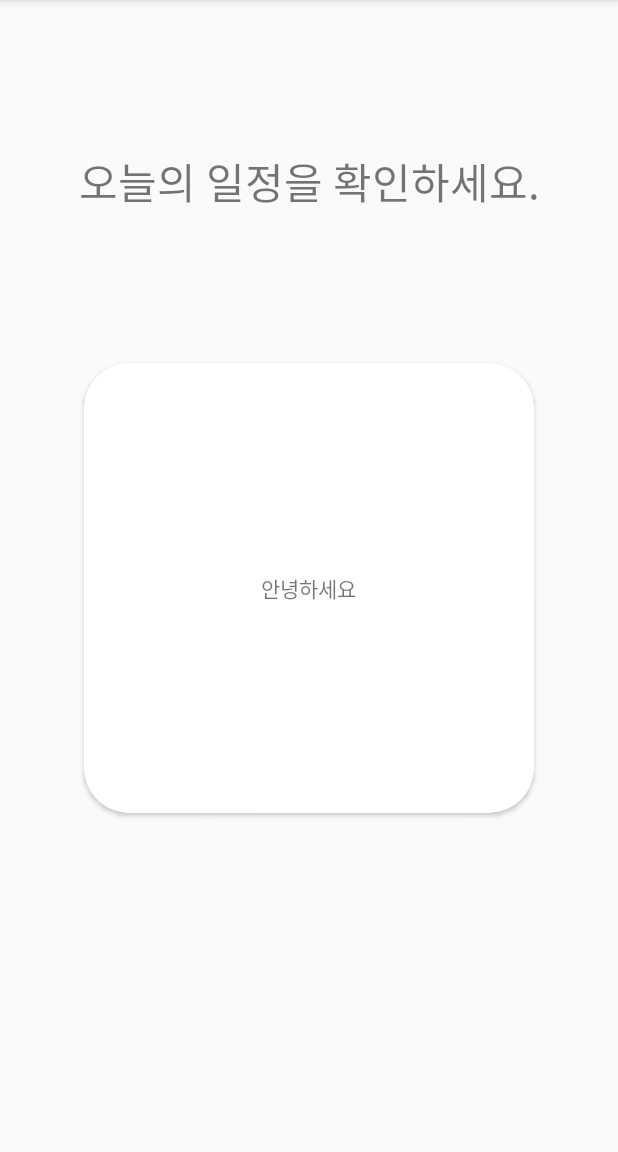
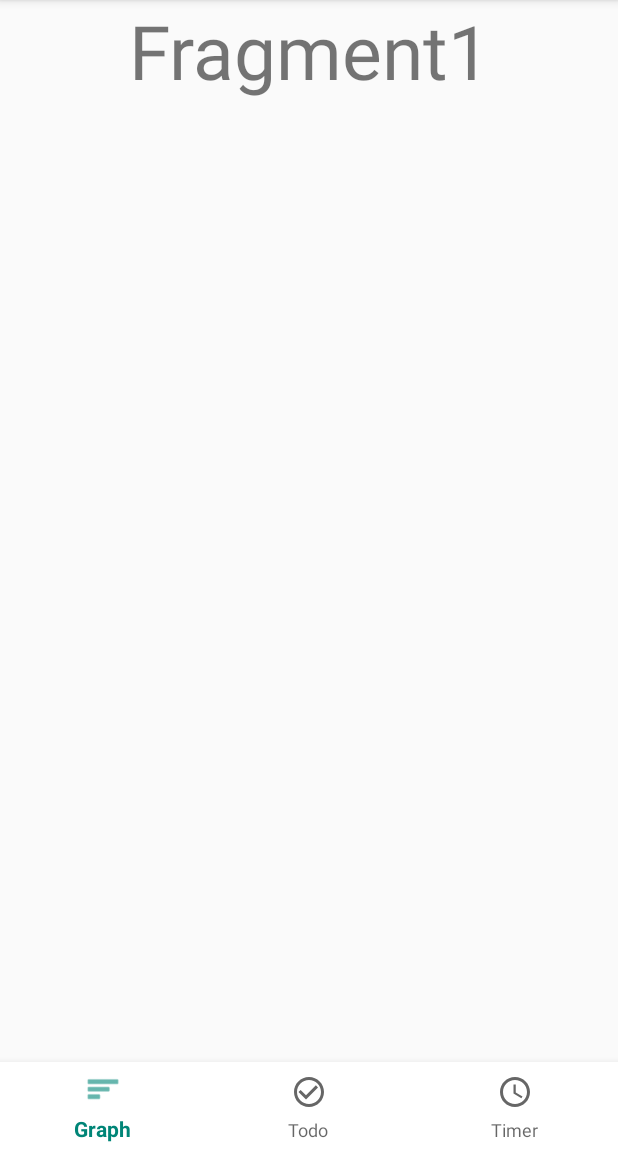
Before and after one commit to yujinkim0819/SagakSagak_Todo, an Android app: the screen it shows after launch (MainActivity), on a phone screen of 412 x 824 dp, the part 84-1236 px from its top. Run offline under Robolectric (Android 15) with nearby library versions, the phone set to English and light mode, and no system bars.

Commit message:
serin_fragment구현

```diff
--- a/app/build.gradle
+++ b/app/build.gradle
@@ -20,9 +20,15 @@ android {
 }
 
 dependencies {
+    implementation 'com.google.android.material:material:1.0.0'
+
+    implementation "androidx.cardview:cardview:1.0.0"
+    implementation "androidx.viewpager2:viewpager2:1.0.0"
     implementation fileTree(dir: 'libs', include: ['*.jar'])
     implementation 'androidx.appcompat:appcompat:1.3.1'
     implementation 'androidx.constraintlayout:constraintlayout:2.1.0'
+    implementation 'androidx.cardview:cardview:1.0.0'
+    implementation 'androidx.coordinatorlayout:coordinatorlayout:1.1.0'
     testImplementation 'junit:junit:4.12'
     androidTestImplementation 'androidx.test.ext:junit:1.1.3'
     androidTestImplementation 'androidx.test.espresso:espresso-core:3.4.0'
--- /dev/null
+++ b/app/src/main/java/com/cookandroid/sagaksagaktodo/GraphActivity.java
@@ -0,0 +1,19 @@
+package com.cookandroid.sagaksagaktodo;
+
+import android.os.Bundle;
+import android.view.LayoutInflater;
+import android.view.View;
+import android.view.ViewGroup;
+
+import androidx.annotation.NonNull;
+import androidx.annotation.Nullable;
+import androidx.fragment.app.Fragment;
+
+public class GraphActivity extends Fragment {
+    @Nullable
+    @Override
+    public View onCreateView(@NonNull LayoutInflater inflater, @Nullable ViewGroup container, @Nullable Bundle savedInstanceState){
+        View v = inflater.inflate(R.layout.activity_graph, container, false);
+        return v;
+    }
+}
--- a/app/src/main/java/com/cookandroid/sagaksagaktodo/MainActivity.java
+++ b/app/src/main/java/com/cookandroid/sagaksagaktodo/MainActivity.java
@@ -1,14 +1,40 @@
 package com.cookandroid.sagaksagaktodo;
 
+import android.os.Bundle;
+import android.view.MenuItem;
+
+import androidx.annotation.NonNull;
 import androidx.appcompat.app.AppCompatActivity;
 
-import android.os.Bundle;
+import com.google.android.material.bottomnavigation.BottomNavigationView;
+
 
 public class MainActivity extends AppCompatActivity {
+    private static final String TAG = "Main_Activity";
+    private BottomNavigationView mBottomNavigationView;
 
     @Override
     protected void onCreate(Bundle savedInstanceState) {
         super.onCreate(savedInstanceState);
         setContentView(R.layout.activity_main);
+
+        mBottomNavigationView = findViewById(R.id.bottom_navigation);
+
+        getSupportFragmentManager().beginTransaction().add(R.id.frame_container, new GraphActivity()).commit();
+
+        mBottomNavigationView.setOnNavigationItemSelectedListener(new BottomNavigationView.OnNavigationItemSelectedListener() {
+            @Override
+            public boolean onNavigationItemSelected(@NonNull MenuItem item) {
+                switch(item.getItemId()){
+                    case R.id.nav_graph :
+                        getSupportFragmentManager().beginTransaction().replace(R.id.frame_container, new GraphActivity()).commit(); break;
+                    case R.id.nav_timer :
+                        getSupportFragmentManager().beginTransaction().replace(R.id.frame_container, new TimerActivity()).commit(); break;
+                    case R.id.nav_todo :
+                        getSupportFragmentManager().beginTransaction().replace(R.id.frame_container, new TodoActivity()).commit(); break;
+                }
+                return true;
+            }
+        });
     }
 }
--- /dev/null
+++ b/app/src/main/res/drawable/ic_check_todo.xml
@@ -0,0 +1,10 @@
+<vector xmlns:android="http://schemas.android.com/apk/res/android"
+    android:width="24dp"
+    android:height="24dp"
+    android:viewportWidth="24"
+    android:viewportHeight="24"
+    android:tint="?attr/colorControlNormal">
+  <path
+      android:fillColor="@android:color/white"
+      android:pathData="M16.59,7.58L10,14.17l-3.59,-3.58L5,12l5,5 8,-8zM12,2C6.48,2 2,6.48 2,12s4.48,10 10,10 10,-4.48 10,-10S17.52,2 12,2zM12,20c-4.42,0 -8,-3.58 -8,-8s3.58,-8 8,-8 8,3.58 8,8 -3.58,8 -8,8z"/>
+</vector>
--- /dev/null
+++ b/app/src/main/res/drawable/ic_timer.xml
@@ -0,0 +1,13 @@
+<vector xmlns:android="http://schemas.android.com/apk/res/android"
+    android:width="24dp"
+    android:height="24dp"
+    android:viewportWidth="24"
+    android:viewportHeight="24"
+    android:tint="?attr/colorControlNormal">
+  <path
+      android:fillColor="@android:color/white"
+      android:pathData="M11.99,2C6.47,2 2,6.48 2,12s4.47,10 9.99,10C17.52,22 22,17.52 22,12S17.52,2 11.99,2zM12,20c-4.42,0 -8,-3.58 -8,-8s3.58,-8 8,-8 8,3.58 8,8 -3.58,8 -8,8z"/>
+  <path
+      android:fillColor="@android:color/white"
+      android:pathData="M12.5,7H11v6l5.25,3.15 0.75,-1.23 -4.5,-2.67z"/>
+</vector>
--- /dev/null
+++ b/app/src/main/res/layout/activity_graph.xml
@@ -0,0 +1,21 @@
+<?xml version="1.0" encoding="utf-8"?>
+<androidx.constraintlayout.widget.ConstraintLayout
+    xmlns:android="http://schemas.android.com/apk/res/android"
+    xmlns:app="http://schemas.android.com/apk/res-auto"
+    xmlns:tools="http://schemas.android.com/tools"
+    android:layout_width="match_parent"
+    android:layout_height="match_parent">
+
+    <TextView
+        android:layout_width="wrap_content"
+        android:layout_height="wrap_content"
+        android:id="@+id/textView1"
+        android:text="Fragment1"
+        android:textSize="50sp"
+        app:layout_constraintBaseline_toBottomOf="parent"
+        app:layout_constraintEnd_toEndOf="parent"
+        app:layout_constraintStart_toStartOf="parent"
+        app:layout_constraintTop_toTopOf="parent"
+        />
+
+</androidx.constraintlayout.widget.ConstraintLayout>
--- a/app/src/main/res/layout/activity_main.xml
+++ b/app/src/main/res/layout/activity_main.xml
@@ -1,35 +1,27 @@
 <?xml version="1.0" encoding="utf-8"?>
-<LinearLayout
+
+<RelativeLayout
     xmlns:android="http://schemas.android.com/apk/res/android"
+    xmlns:app="http://schemas.android.com/apk/res-auto"
     xmlns:tools="http://schemas.android.com/tools"
     android:layout_width="match_parent"
     android:layout_height="match_parent"
-    xmlns:card_view="http://schemas.android.com/apk/res-auto"
-    android:orientation="vertical">
+    app:labelVisibilityMode="unlabeled"
+    tools:context=".MainActivity">
 
-    <TextView
+    <FrameLayout
+        android:id="@+id/frame_container"
         android:layout_width="match_parent"
-        android:layout_height="wrap_content"
-        android:text="오늘의 일정을 확인하세요."
-        android:textSize="28sp"
-        android:gravity="center"
-        android:layout_marginTop="100dp"
-        android:layout_marginBottom="100dp"
-        />
+        android:layout_height="match_parent"
+        android:layout_above="@id/bottom_navigation">
+    </FrameLayout>
 
-    <androidx.cardview.widget.CardView
-        android:id="@+id/card_view"
-        android:layout_width="300dp"
-        android:layout_height="300dp"
-        android:layout_gravity="center"
-        card_view:cardCornerRadius="30dp">
+    <com.google.android.material.bottomnavigation.BottomNavigationView
+        android:id="@+id/bottom_navigation"
+        android:layout_alignParentBottom="true"
+        android:layout_width="match_parent"
+        android:layout_height="60dp"
+        android:background="@android:color/white"
+        app:menu="@menu/navigation_bar_item"/>
 
-        <TextView
-            android:layout_width="wrap_content"
-            android:layout_height="wrap_content"
-            android:layout_gravity="center"
-            android:text="안녕하세요" />
-
-    </androidx.cardview.widget.CardView>
-
-</LinearLayout>
+</RelativeLayout>
--- /dev/null
+++ b/app/src/main/res/menu/navigation_bar_item.xml
@@ -0,0 +1,16 @@
+<?xml version="1.0" encoding="utf-8"?>
+<menu xmlns:android="http://schemas.android.com/apk/res/android">
+    <item
+        android:id="@+id/nav_graph"
+        android:title="Graph"
+        android:icon="@android:drawable/ic_menu_sort_by_size"/>
+    <item
+        android:id="@+id/nav_todo"
+        android:title="Todo"
+        android:icon="@drawable/ic_check_todo"/>
+    <item
+        android:id="@+id/nav_timer"
+        android:title="Timer"
+        android:icon="@drawable/ic_timer"/>
+
+</menu>
--- a/app/src/main/res/values/colors.xml
+++ b/app/src/main/res/values/colors.xml
@@ -3,4 +3,6 @@
     <color name="colorPrimary">#008577</color>
     <color name="colorPrimaryDark">#00574B</color>
     <color name="colorAccent">#D81B60</color>
+    <color name="pink">#F6C2B3</color>
+    <color name="yellow">#FFF2D7</color>
 </resources>
--- a/build.gradle
+++ b/build.gradle
@@ -7,7 +7,7 @@ buildscript {
 
     }
     dependencies {
-        classpath 'com.android.tools.build:gradle:3.5.1'
+        classpath 'com.android.tools.build:gradle:4.1.3'
 
         // NOTE: Do not place your application dependencies here; they belong
         // in the individual module build.gradle files
```
Also changed, not shown: app/src/main/java/com/cookandroid/sagaksagaktodo/TimerActivity.java (added, +19 -0 lines), app/src/main/java/com/cookandroid/sagaksagaktodo/TodoActivity.java (added, +19 -0 lines), app/src/main/res/layout/activity_timer.xml (added, +21 -0 lines), app/src/main/res/layout/activity_todo.xml (added, +21 -0 lines), app/src/main/res/layout/cardview_item.xml (added, +22 -0 lines), app/src/main/res/layout/fragment_main_page.xml (added, +40 -0 lines), gradle/wrapper/gradle-wrapper.properties.
